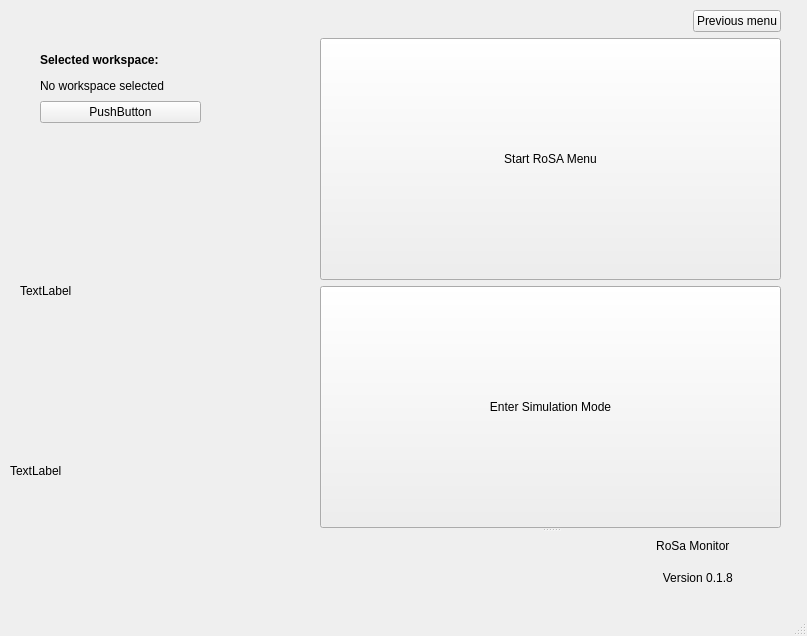
Above: RoSA_Monitor/mainwindow.ui from PabloNH00/RoSA_Monitor before the change. Below: the same form after it.
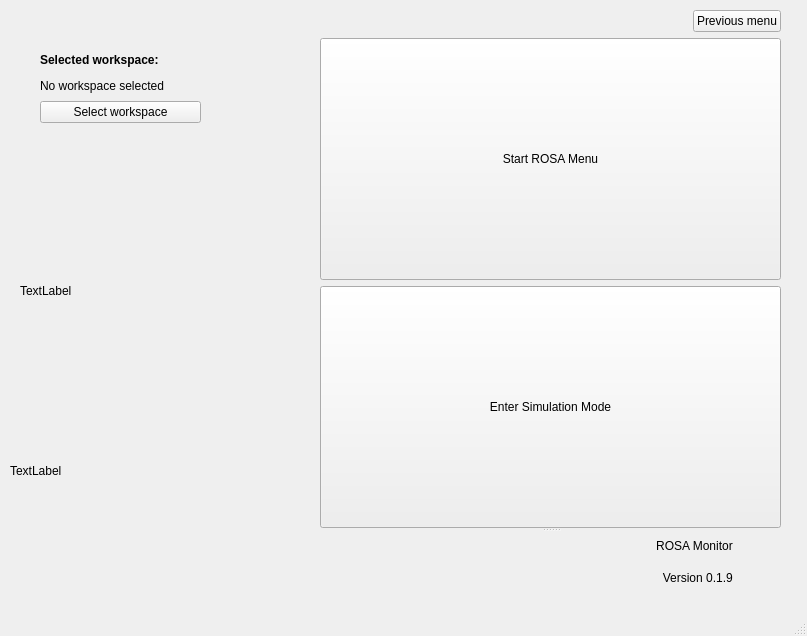
That is the form after the change.

What changed in the file:
```diff
--- a/RoSA_Monitor/mainwindow.ui
+++ b/RoSA_Monitor/mainwindow.ui
@@ -41,7 +41,7 @@
      <item>
       <widget class="QPushButton" name="select_workspace_button">
        <property name="text">
-        <string>PushButton</string>
+        <string>Select workspace</string>
        </property>
       </widget>
      </item>
@@ -100,7 +100,7 @@
             </sizepolicy>
            </property>
            <property name="text">
-            <string>Start RoSA Menu</string>
+            <string>Start ROSA Menu</string>
            </property>
            <property name="checkable">
             <bool>true</bool>
@@ -136,7 +136,7 @@
             </sizepolicy>
            </property>
            <property name="text">
-            <string>                                                                                                     RoSa Monitor</string>
+            <string>                                                                                                     ROSA Monitor</string>
            </property>
           </widget>
          </item>
@@ -149,7 +149,7 @@
             </sizepolicy>
            </property>
            <property name="text">
-            <string>                                                                                                       Version 0.1.8</string>
+            <string>                                                                                                       Version 0.1.9</string>
            </property>
           </widget>
          </item>
```
